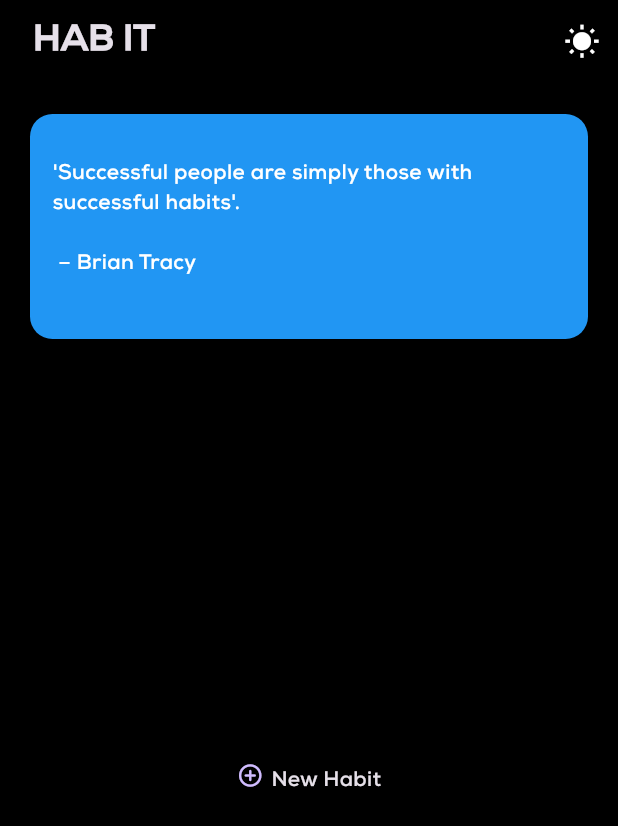
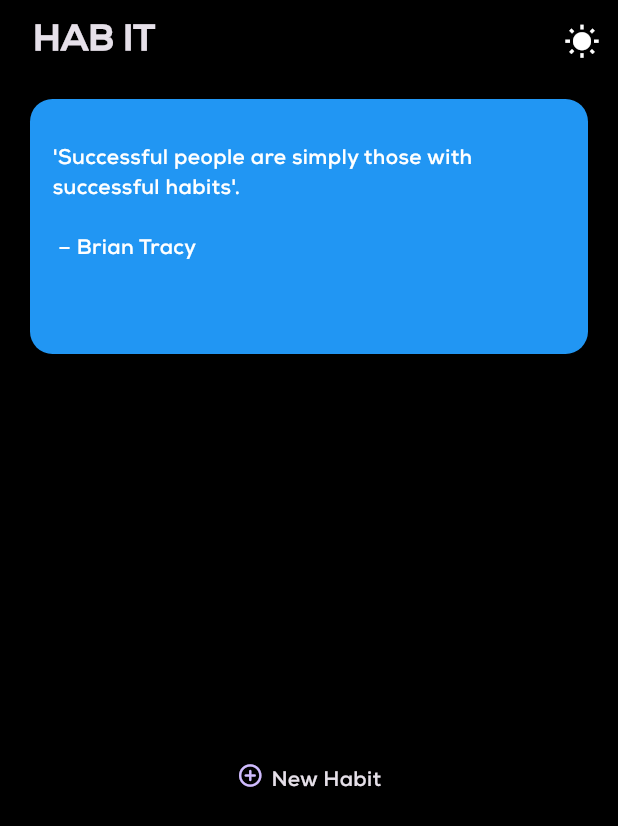
Before and after one commit to AyomidePeat/hab_it, a Flutter app: the screen it shows after launch, on a phone screen of 412 x 824 dp. Shown: the top 826 px of the screen. Run offline on Flutter 3.47's test engine with Material 3 defaults, Android fonts, the phone set to English and light mode, and no system bars; drawn by our look-alikes of flutter_animate; our stand-ins replace awesome_notifications, flutter_riverpod, flutter_svg, loading_animation_widget, shared_preferences.

Commit message:
some homescreen changes

```diff
--- a/lib/screens/homescreen.dart
+++ b/lib/screens/homescreen.dart
@@ -77,9 +77,9 @@ class _HomeScreenConsumerState extends ConsumerState<HomeScreen> {
         body: Column(
           children: [
             Padding(
-              padding: const EdgeInsets.all(20.0),
+              padding: const EdgeInsets.symmetric(horizontal:20.0, vertical:10),
               child: Container(
-                height: 150,
+                height: 170,
                 width: size.width,
                 decoration: BoxDecoration(
                     borderRadius: BorderRadius.circular(15),
```
